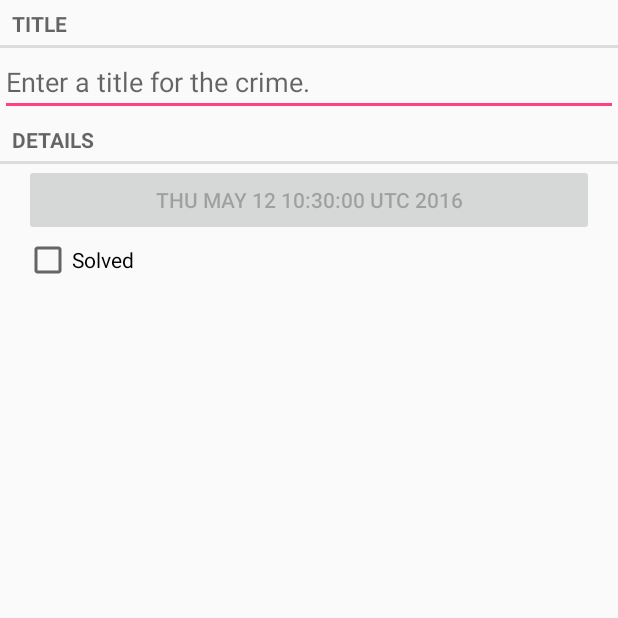
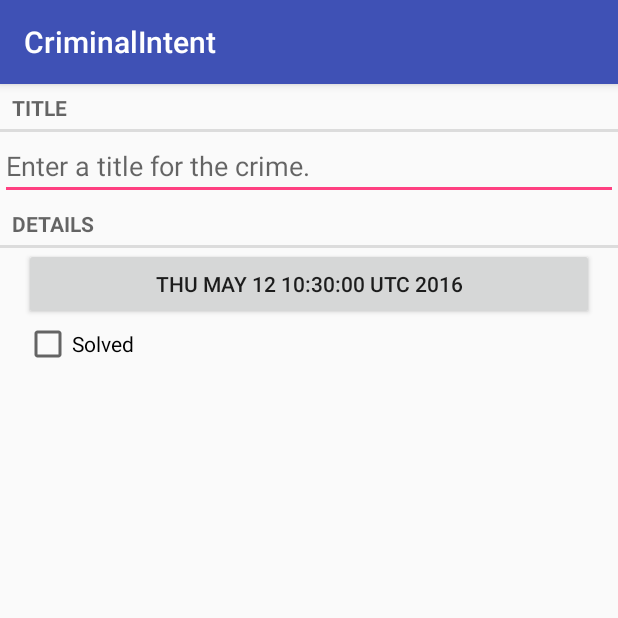
Before and after one commit to augustovictor/android-criminal-intent, an Android app: the screen it shows after launch (CrimeActivity), on a phone screen of 412 x 824 dp, the top half of it. Run offline under Robolectric (Android 15) with nearby library versions, the phone set to English and light mode, and no system bars.

```diff
--- a/app/src/main/java/com/example/victoraweb/criminalintent/CrimeActivity.java
+++ b/app/src/main/java/com/example/victoraweb/criminalintent/CrimeActivity.java
@@ -7,7 +7,7 @@ import android.support.v7.app.AppCompatActivity;
 import android.os.Bundle;
 import android.widget.Button;
 
-public class CrimeActivity extends FragmentActivity {
+public class CrimeActivity extends AppCompatActivity {
 
     @Override
     protected void onCreate(Bundle savedInstanceState) {
@@ -21,9 +21,8 @@ public class CrimeActivity extends FragmentActivity {
         if(fragment == null) {
             fragment = new CrimeFragment();
 
-            // Creates a new fragment transaction, include one add operation in it and commit
             fm.beginTransaction()
-                .add(R.id.fragment_container, fragment) // Id, fragment
+                .add(R.id.fragment_container, fragment)
                 .commit();
         }
     }
--- a/app/src/main/java/com/example/victoraweb/criminalintent/CrimeFragment.java
+++ b/app/src/main/java/com/example/victoraweb/criminalintent/CrimeFragment.java
@@ -21,9 +21,9 @@ import android.widget.EditText;
 public class CrimeFragment extends Fragment {
 
     private Crime mCrime;
-    private EditText mTitleField;
-    private Button mDateButton;
-    private CheckBox mSolvedCheckBox;
+    private EditText mCrimeTitle;
+    private Button mCrimeDate;
+    private CheckBox mSolved;
 
     @Override
     public void onCreate(@Nullable Bundle savedInstanceState) {
@@ -36,12 +36,11 @@ public class CrimeFragment extends Fragment {
     public View onCreateView(LayoutInflater inflater, @Nullable ViewGroup container, @Nullable Bundle savedInstanceState) {
         View v = inflater.inflate(R.layout.fragment_crime, container, false);
 
-        mTitleField = (EditText) v.findViewById(R.id.crime_title);
-
-        mTitleField.addTextChangedListener(new TextWatcher() {
+        mCrimeTitle = (EditText) v.findViewById(R.id.crime_title);
+        mCrimeTitle.addTextChangedListener(new TextWatcher() {
             @Override
             public void beforeTextChanged(CharSequence s, int start, int count, int after) {
-                // Leave blank
+                // Nothing
             }
 
             @Override
@@ -51,16 +50,15 @@ public class CrimeFragment extends Fragment {
 
             @Override
             public void afterTextChanged(Editable s) {
-                // Leave blank
+                // Nothing
             }
         });
 
-        mDateButton = (Button) v.findViewById(R.id.crime_date);
-        mDateButton.setText(mCrime.getmDate().toString());
-        mDateButton.setEnabled(false);
+        mCrimeDate = (Button) v.findViewById(R.id.crime_date);
+        mCrimeDate.setText(mCrime.getmDate().toString());
 
-        mSolvedCheckBox = (CheckBox) v.findViewById(R.id.crime_solved);
-        mSolvedCheckBox.setOnCheckedChangeListener(new CompoundButton.OnCheckedChangeListener() {
+        mSolved = (CheckBox) v.findViewById(R.id.crime_solved);
+        mSolved.setOnCheckedChangeListener(new CompoundButton.OnCheckedChangeListener() {
             @Override
             public void onCheckedChanged(CompoundButton buttonView, boolean isChecked) {
                 mCrime.setmSolved(isChecked);
@@ -68,5 +66,6 @@ public class CrimeFragment extends Fragment {
         });
 
         return v;
+
     }
 }
```
